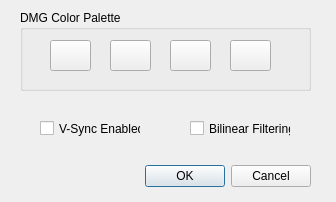
Before: the Qt Designer form platforms/qt-shared/VideoSettings.ui in drhelius/Gearboy, drawn with Qt 5.
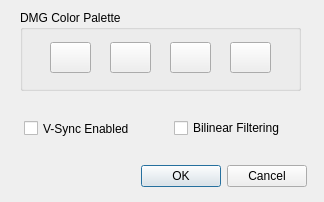
After: the same form once the commit is applied.

Diff of the .ui file:
```diff
--- a/platforms/qt-shared/VideoSettings.ui
+++ b/platforms/qt-shared/VideoSettings.ui
@@ -6,7 +6,7 @@
    <rect>
     <x>0</x>
     <y>0</y>
-    <width>336</width>
+    <width>324</width>
     <height>202</height>
    </rect>
   </property>
@@ -19,7 +19,7 @@
   <widget class="QDialogButtonBox" name="buttonBox">
    <property name="geometry">
     <rect>
-     <x>20</x>
+     <x>16</x>
      <y>160</y>
      <width>291</width>
      <height>32</height>
@@ -37,7 +37,7 @@
     <rect>
      <x>20</x>
      <y>10</y>
-     <width>291</width>
+     <width>281</width>
      <height>81</height>
     </rect>
    </property>
@@ -48,7 +48,7 @@
     <property name="geometry">
      <rect>
       <x>30</x>
-      <y>30</y>
+      <y>32</y>
       <width>41</width>
       <height>31</height>
      </rect>
@@ -61,7 +61,7 @@
     <property name="geometry">
      <rect>
       <x>90</x>
-      <y>30</y>
+      <y>32</y>
       <width>41</width>
       <height>31</height>
      </rect>
@@ -74,7 +74,7 @@
     <property name="geometry">
      <rect>
       <x>150</x>
-      <y>30</y>
+      <y>32</y>
       <width>41</width>
       <height>31</height>
      </rect>
@@ -87,7 +87,7 @@
     <property name="geometry">
      <rect>
       <x>210</x>
-      <y>30</y>
+      <y>32</y>
       <width>41</width>
       <height>31</height>
      </rect>
@@ -100,9 +100,9 @@
   <widget class="QCheckBox" name="checkBoxVSync">
    <property name="geometry">
     <rect>
-     <x>40</x>
+     <x>24</x>
      <y>120</y>
-     <width>101</width>
+     <width>131</width>
      <height>17</height>
     </rect>
    </property>
@@ -113,10 +113,10 @@
   <widget class="QCheckBox" name="checkBoxFilter">
    <property name="geometry">
     <rect>
-     <x>190</x>
-     <y>120</y>
-     <width>101</width>
-     <height>17</height>
+     <x>174</x>
+     <y>118</y>
+     <width>141</width>
+     <height>20</height>
     </rect>
    </property>
    <property name="text">
```
